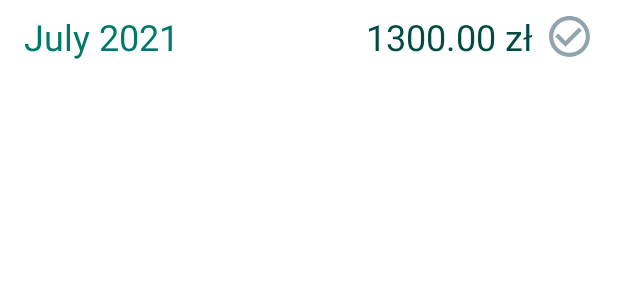
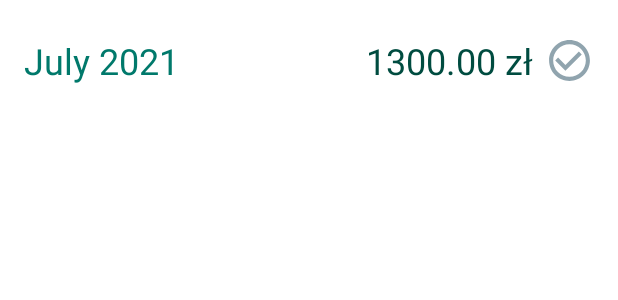
Before and after one commit to Zywczas/Let-s_Share, an Android app: the layout item_group_month.xml on its own in the app's theme, with its tools: preview values and no code run, on a phone screen of 412 x 824 dp. Shown: the top 300 px of the screen. Run offline under Robolectric (Android 15) with nearby library versions, the phone set to English and light mode, and no system bars.

Commit message:
expanded paddings in list items

```diff
--- a/app/src/main/res/layout/item_group_month.xml
+++ b/app/src/main/res/layout/item_group_month.xml
@@ -2,6 +2,8 @@
 <androidx.constraintlayout.widget.ConstraintLayout xmlns:android="http://schemas.android.com/apk/res/android"
     xmlns:app="http://schemas.android.com/apk/res-auto"
     xmlns:tools="http://schemas.android.com/tools"
+    android:paddingTop="@dimen/minVerticalPaddingListItem"
+    android:paddingBottom="@dimen/minVerticalPaddingListItem"
     android:layout_width="match_parent"
     android:layout_height="wrap_content">
 
@@ -10,8 +12,6 @@
         android:layout_width="wrap_content"
         android:layout_height="wrap_content"
         android:layout_marginStart="16dp"
-        android:layout_marginTop="8dp"
-        android:layout_marginBottom="8dp"
         android:theme="@style/Widget.App.LargeListItemHeader"
         app:layout_constraintBottom_toBottomOf="parent"
         app:layout_constraintStart_toStartOf="parent"
--- a/app/src/main/res/layout/item_groups.xml
+++ b/app/src/main/res/layout/item_groups.xml
@@ -3,15 +3,15 @@
     xmlns:app="http://schemas.android.com/apk/res-auto"
     xmlns:tools="http://schemas.android.com/tools"
     android:layout_width="match_parent"
-    android:layout_height="wrap_content">
+    android:layout_height="wrap_content"
+    android:paddingTop="@dimen/minVerticalPaddingListItem"
+    android:paddingBottom="@dimen/minVerticalPaddingListItem">
 
     <TextView
         android:id="@+id/nameGroupsListItem"
         android:layout_width="wrap_content"
         android:layout_height="wrap_content"
         android:layout_marginStart="16dp"
-        android:layout_marginTop="8dp"
-        android:layout_marginBottom="8dp"
         android:theme="@style/Widget.App.LargeListItemHeader"
         app:layout_constraintBottom_toBottomOf="parent"
         app:layout_constraintStart_toStartOf="parent"
--- a/app/src/main/res/values/dimens.xml
+++ b/app/src/main/res/values/dimens.xml
@@ -8,6 +8,7 @@
     <dimen name="smallMarginListItem">6dp</dimen>
     <dimen name="mediumMarginListItem">8dp</dimen>
     <dimen name="largeMarginListItem">16dp</dimen>
+    <dimen name="minVerticalPaddingListItem">16dp</dimen>
 
 <!--    text sizes-->
     <dimen name="headerMediumTextSizeListItem">20sp</dimen>
```
Also changed, not shown: app/src/main/res/layout/fragment_group_details.xml (+14 -14 lines), app/src/main/res/layout/fragment_history_details.xml (+15 -16 lines).
